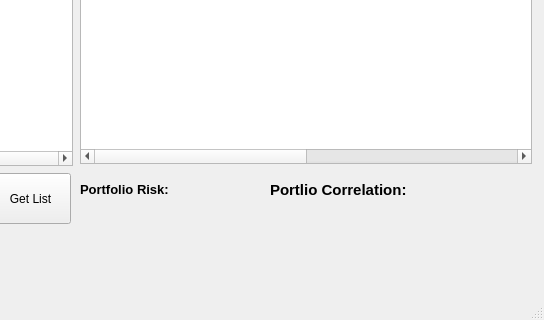
This is main.ui in zethsqx/simple-qf-calc-py as Qt 5 draws it before an edit; both pictures show x 370 to 914 and y 167 to 487 of the 914 by 487 pixel window. The edited form follows.
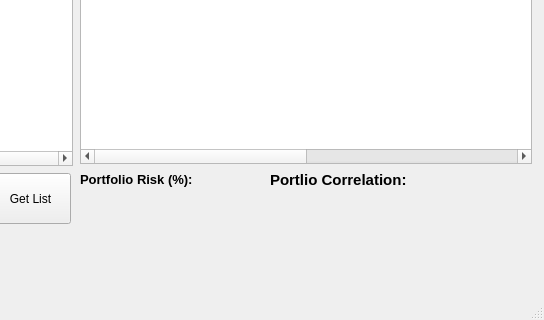
This is the edited form.

Commit message: edited and change portfoilo risk and correlation label

Patch:
```diff
--- a/main.ui
+++ b/main.ui
@@ -401,7 +401,7 @@
     <property name="geometry">
      <rect>
       <x>450</x>
-      <y>340</y>
+      <y>330</y>
       <width>114</width>
       <height>33</height>
      </rect>
@@ -414,14 +414,14 @@
      </font>
     </property>
     <property name="text">
-     <string>Portfolio Risk:</string>
+     <string>Portfolio Risk (%):</string>
     </property>
    </widget>
    <widget class="QLabel" name="label_5">
     <property name="geometry">
      <rect>
       <x>640</x>
-      <y>340</y>
+      <y>330</y>
       <width>161</width>
       <height>33</height>
      </rect>
@@ -441,7 +441,7 @@
     <property name="geometry">
      <rect>
       <x>450</x>
-      <y>370</y>
+      <y>360</y>
       <width>141</width>
       <height>33</height>
      </rect>
@@ -474,7 +474,7 @@
     <property name="geometry">
      <rect>
       <x>640</x>
-      <y>370</y>
+      <y>360</y>
       <width>161</width>
       <height>33</height>
      </rect>
```
The commit also changes 1 other file.
